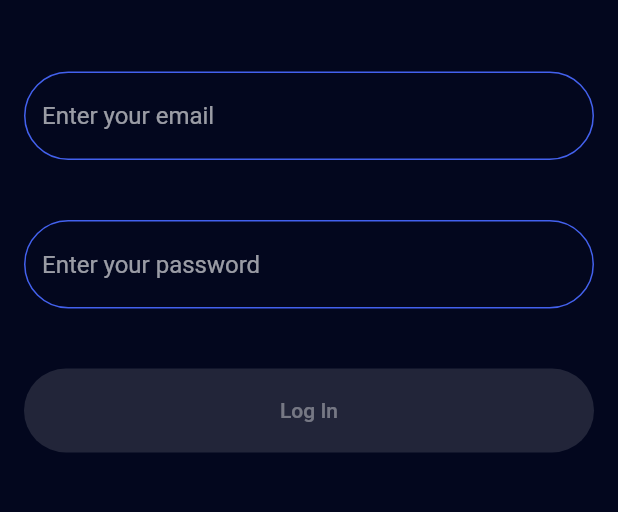
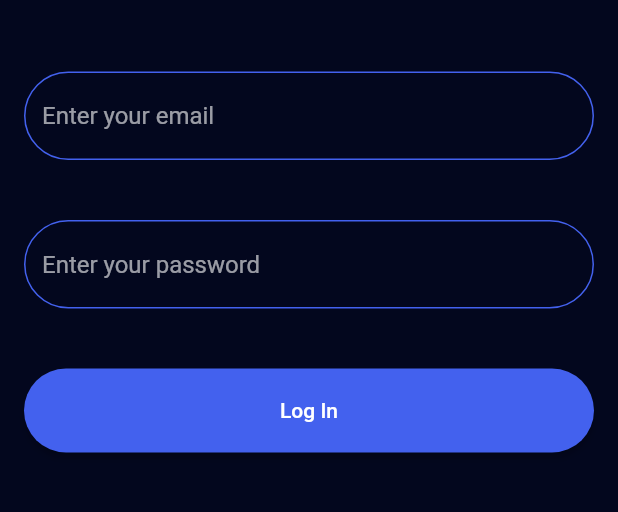
Before and after one commit to tanaybanerjeedeveloper/Flash-Chat, a Flutter app: the LoginScreen screen opened by its route, on a phone screen of 412 x 824 dp, the part 527-1039 px from its top. Run offline on Flutter 3.47's test engine with Material 2 defaults, Android fonts, the phone set to English and light mode, and no system bars; our stand-ins replace animated_text_kit, firebase_auth, firebase_core; accounts and stored records are empty.

```diff
--- a/lib/screens/login_screen.dart
+++ b/lib/screens/login_screen.dart
@@ -11,6 +11,9 @@ class LoginScreen extends StatefulWidget {
 }
 
 class _LoginScreenState extends State<LoginScreen> {
+  String email;
+  String password;
+
   @override
   Widget build(BuildContext context) {
     return Scaffold(
@@ -30,7 +33,10 @@ class _LoginScreenState extends State<LoginScreen> {
             padding:
                 const EdgeInsets.symmetric(vertical: 20.0, horizontal: 16.0),
             child: TextField(
-              onChanged: (value) {},
+              onChanged: (value) {
+                email = value;
+              },
+              keyboardType: TextInputType.emailAddress,
               decoration:
                   kTextFieldDecoration.copyWith(hintText: 'Enter your email'),
             ),
@@ -39,7 +45,10 @@ class _LoginScreenState extends State<LoginScreen> {
             padding:
                 const EdgeInsets.symmetric(vertical: 20.0, horizontal: 16.0),
             child: TextField(
-              onChanged: (value) {},
+              onChanged: (value) {
+                password = value;
+              },
+              obscureText: true,
               decoration: kTextFieldDecoration.copyWith(
                   hintText: 'Enter your password'),
             ),
@@ -48,7 +57,10 @@ class _LoginScreenState extends State<LoginScreen> {
             padding:
                 const EdgeInsets.symmetric(vertical: 20.0, horizontal: 16.0),
             child: RoundedBtn(
-                text: 'Log In', colour: Theme.of(context).primaryColor),
+              text: 'Log In',
+              colour: Theme.of(context).primaryColor,
+              onPressed: () {},
+            ),
           ),
         ],
       ),
--- a/lib/screens/welcome_screen.dart
+++ b/lib/screens/welcome_screen.dart
@@ -74,8 +74,7 @@ class _WelcomeScreenState extends State<WelcomeScreen> {
             child: RoundedBtn(
                 text: 'Log In',
                 colour: Theme.of(context).accentColor,
-                navigatingFunction: () =>
-                    Navigator.pushNamed(context, LoginScreen.id)),
+                onPressed: () => Navigator.pushNamed(context, LoginScreen.id)),
           ),
           Padding(
             padding:
@@ -83,7 +82,7 @@ class _WelcomeScreenState extends State<WelcomeScreen> {
             child: RoundedBtn(
                 text: 'Register',
                 colour: Theme.of(context).primaryColor,
-                navigatingFunction: () =>
+                onPressed: () =>
                     Navigator.pushNamed(context, RegisterScreen.id)),
           ),
         ],
--- a/lib/widgets/rounded_rectangular_btn.dart
+++ b/lib/widgets/rounded_rectangular_btn.dart
@@ -3,13 +3,12 @@ import 'package:flutter/material.dart';
 class RoundedBtn extends StatelessWidget {
   final String text;
   final Color colour;
-  final Function navigatingFunction;
-  RoundedBtn(
-      {@required this.text, @required this.colour, this.navigatingFunction});
+  final Function onPressed;
+  RoundedBtn({@required this.text, @required this.colour, this.onPressed});
   @override
   Widget build(BuildContext context) {
     return ElevatedButton(
-      onPressed: navigatingFunction,
+      onPressed: onPressed,
       child: Text(text),
       style: ElevatedButton.styleFrom(
         primary: colour,
--- a/pubspec.yaml
+++ b/pubspec.yaml
@@ -28,6 +28,9 @@ dependencies:
   # Use with the CupertinoIcons class for iOS style icons.
   cupertino_icons: ^1.0.2
   animated_text_kit: ^4.2.1
+  firebase_core: ^1.11.0
+  firebase_auth: ^3.3.5
+  cloud_firestore: ^3.1.6
 
 dev_dependencies:
   flutter_test:
```
Also changed, not shown: lib/main.dart (+7 -1 lines), lib/screens/chat_screen.dart (added, +58 -0 lines), lib/screens/register_screen.dart (+27 -3 lines), pubspec.lock, 4 other files.
